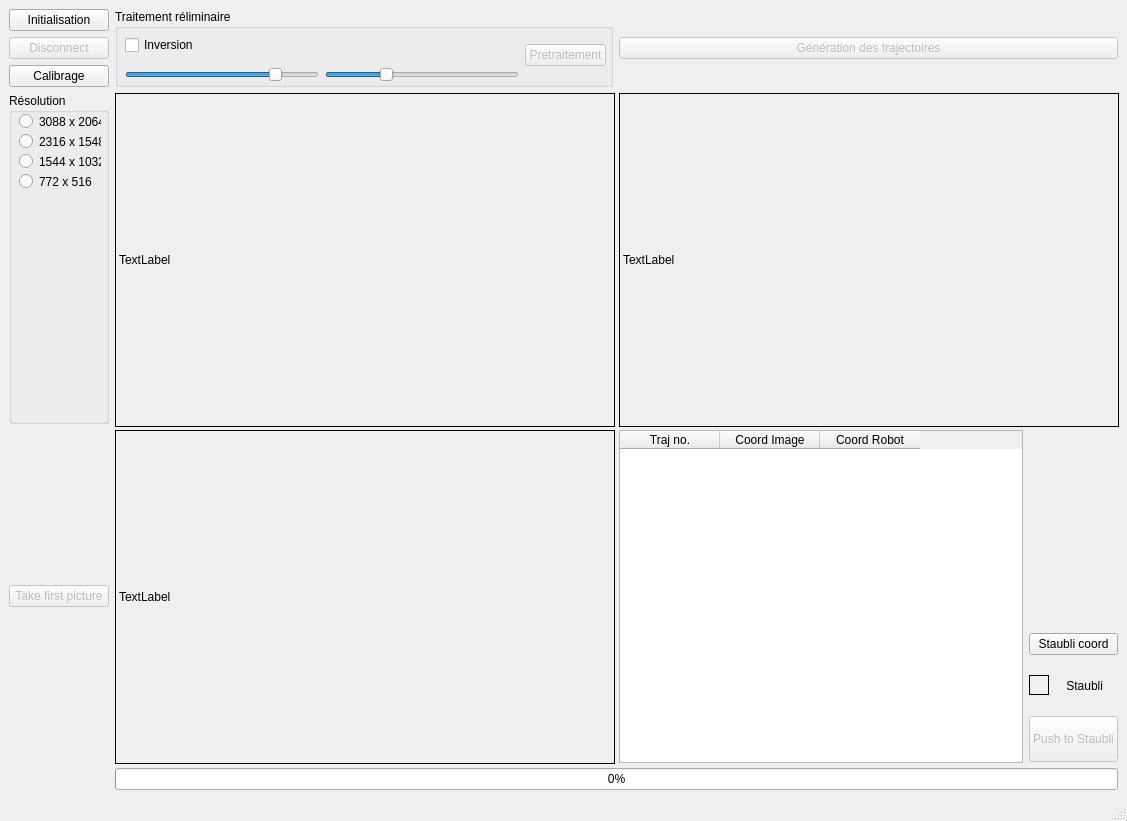
Above: mainwindow.ui from Lotheas/PFE-Vision before the change. Below: the same form after it.
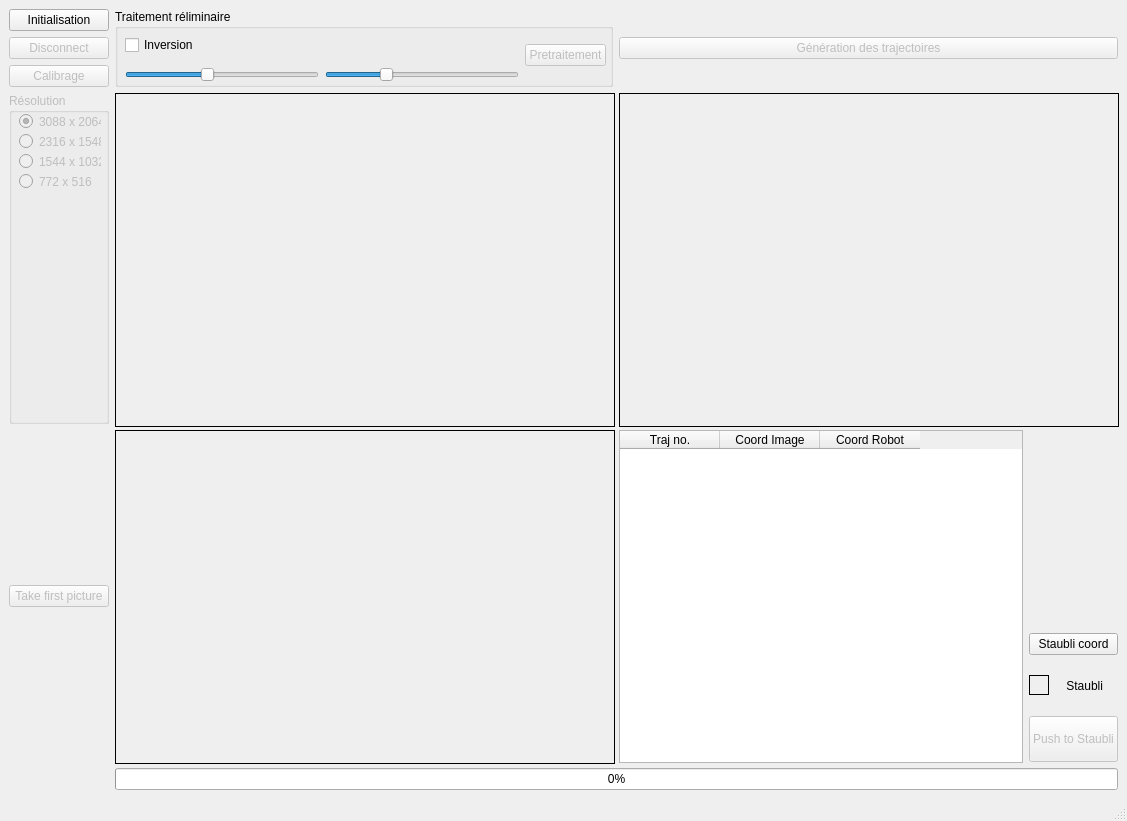
That is the form after the change.

```diff
--- a/mainwindow.ui
+++ b/mainwindow.ui
@@ -36,7 +36,7 @@
        <number>1</number>
       </property>
       <property name="text">
-       <string>TextLabel</string>
+       <string/>
       </property>
      </widget>
     </item>
@@ -164,12 +164,15 @@
        <number>1</number>
       </property>
       <property name="text">
-       <string>TextLabel</string>
+       <string/>
       </property>
      </widget>
     </item>
     <item row="3" column="0">
      <widget class="QGroupBox" name="groupBox_resolution">
+      <property name="enabled">
+       <bool>false</bool>
+      </property>
       <property name="minimumSize">
        <size>
         <width>100</width>
@@ -191,6 +194,9 @@
        <property name="text">
         <string>3088 x 2064</string>
        </property>
+       <property name="checked">
+        <bool>true</bool>
+       </property>
       </widget>
       <widget class="QRadioButton" name="radioBtn_2316x1548">
        <property name="geometry">
@@ -265,6 +271,9 @@
     </item>
     <item row="2" column="0">
      <widget class="QPushButton" name="btn_calibrage">
+      <property name="enabled">
+       <bool>false</bool>
+      </property>
       <property name="text">
        <string>Calibrage</string>
       </property>
@@ -285,7 +294,7 @@
        <number>1</number>
       </property>
       <property name="text">
-       <string>TextLabel</string>
+       <string/>
       </property>
      </widget>
     </item>
@@ -316,13 +325,16 @@
            <number>1</number>
           </property>
           <property name="maximum">
-           <number>100</number>
+           <number>250</number>
           </property>
           <property name="pageStep">
            <number>5</number>
           </property>
+          <property name="value">
+           <number>105</number>
+          </property>
           <property name="sliderPosition">
-           <number>80</number>
+           <number>105</number>
           </property>
           <property name="orientation">
            <enum>Qt::Horizontal</enum>
```
